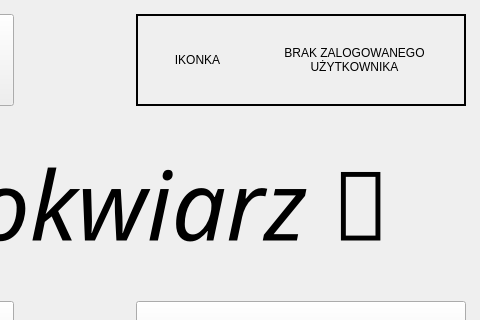
First picture: the form in Kolokwiarz/mainwindow.ui, repository RidicolusL3vel/Kolokwiarz, before the edit; both pictures show x 330 to 810 and y 0 to 320 of the 810 by 425 pixel window.
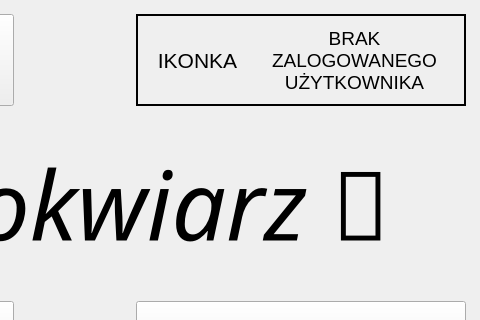
Second picture: the form after the edit.

Diff of the .ui file:
```diff
--- a/Kolokwiarz/mainwindow.ui
+++ b/Kolokwiarz/mainwindow.ui
@@ -84,6 +84,12 @@
                <verstretch>0</verstretch>
               </sizepolicy>
              </property>
+             <property name="font">
+              <font>
+               <family>Arial</family>
+               <pointsize>16</pointsize>
+              </font>
+             </property>
              <property name="text">
               <string>IKONKA</string>
              </property>
@@ -100,6 +106,12 @@
                <verstretch>0</verstretch>
               </sizepolicy>
              </property>
+             <property name="font">
+              <font>
+               <family>Arial</family>
+               <pointsize>14</pointsize>
+              </font>
+             </property>
              <property name="text">
               <string>BRAK ZALOGOWANEGO UŻYTKOWNIKA</string>
              </property>
```
